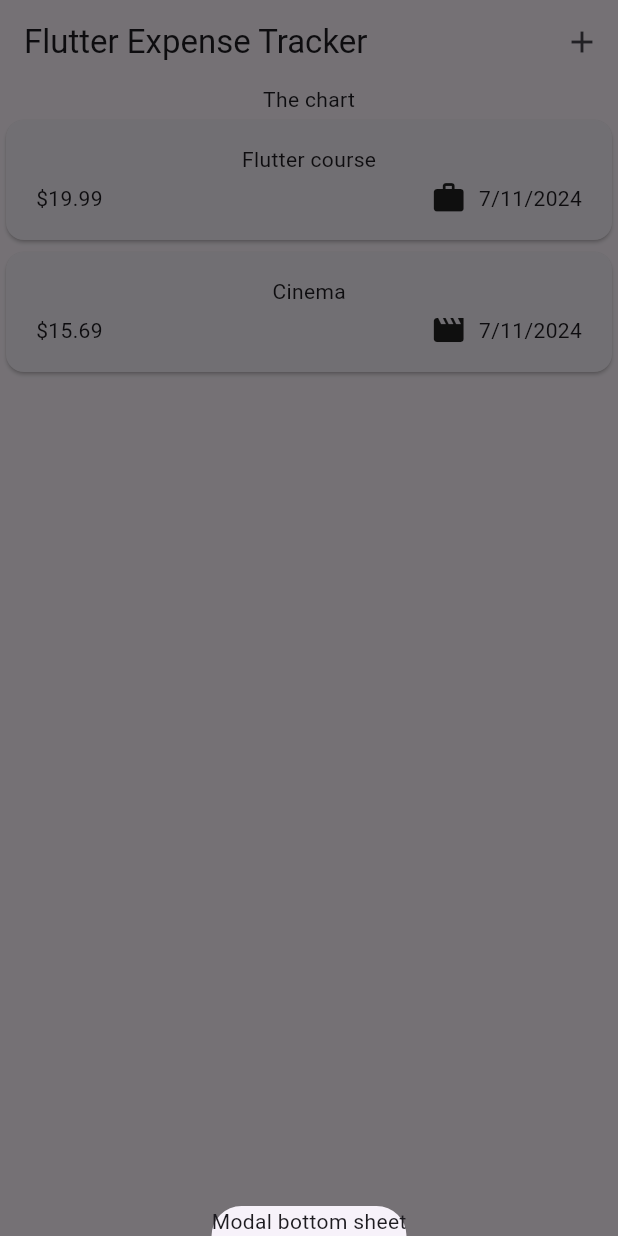
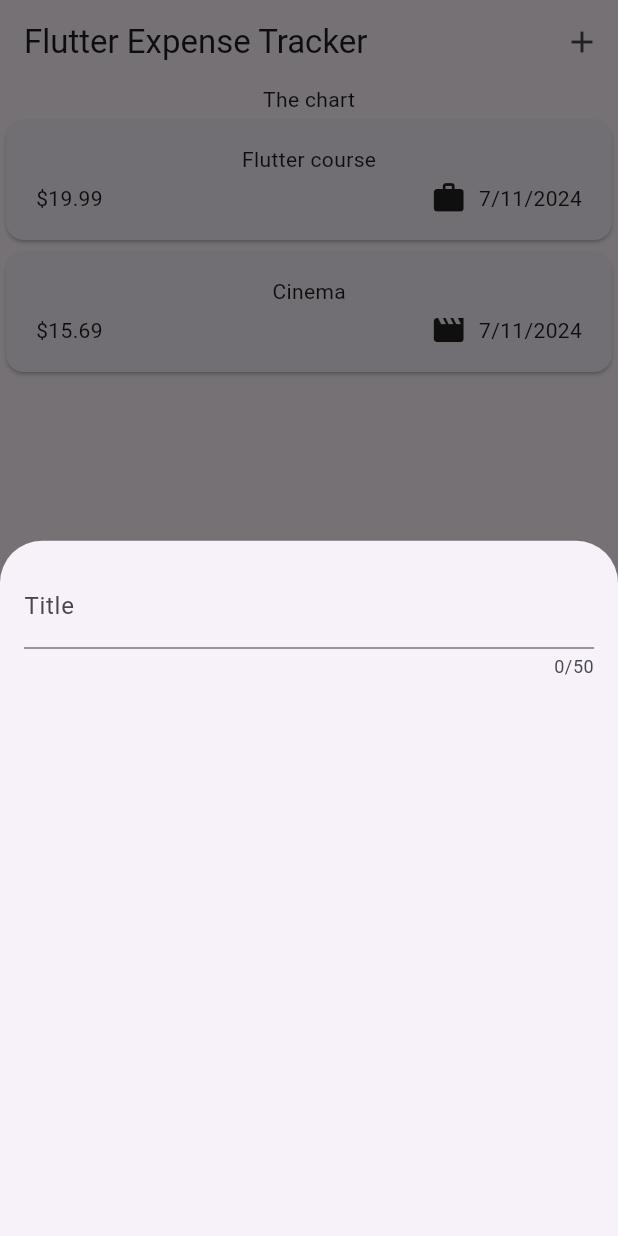
Before and after one commit to Korkmaz96/Expense_Tracker_app, a Flutter app: the screen it shows after launch, after a tap on the "add" icon, on a phone screen of 412 x 824 dp. Run offline on Flutter 3.47's test engine with Material 3 defaults, Android fonts, the phone set to English and light mode, and no system bars.

Commit message:
handling user (Text) input with the TextField Widget

```diff
--- a/lib/widget/expenses.dart
+++ b/lib/widget/expenses.dart
@@ -1,4 +1,5 @@
 import 'package:expense_tracker_app/widget/expenses_list/expenses_list.dart';
+import 'package:expense_tracker_app/widget/new_expense.dart';
 import 'package:flutter/material.dart';
 import 'package:expense_tracker_app/models/expense.dart';
 
@@ -30,7 +31,7 @@ class _ExpensesState extends State<Expenses> {
   void _openAddExpenseOverlay() {
     showModalBottomSheet(
       context: context,
-      builder: (ctx) => Text('Modal bottom sheet'),
+      builder: (ctx) => const NewExpense(),
     );
   }
 
--- /dev/null
+++ b/lib/widget/new_expense.dart
@@ -0,0 +1,29 @@
+import 'package:flutter/material.dart';
+
+class NewExpense extends StatefulWidget {
+  const NewExpense({super.key});
+
+  @override
+  State<NewExpense> createState() {
+    return _NewExpenseState();
+  }
+}
+
+class _NewExpenseState extends State<NewExpense> {
+  @override
+  Widget build(BuildContext context) {
+    return const Padding(
+      padding: EdgeInsets.all(16),
+      child: Column(
+        children: [
+          TextField(
+            maxLength: 50,
+            decoration: InputDecoration(
+              label: Text('Title'),
+            ),
+          ),
+        ],
+      ),
+    );
+  }
+}
```
